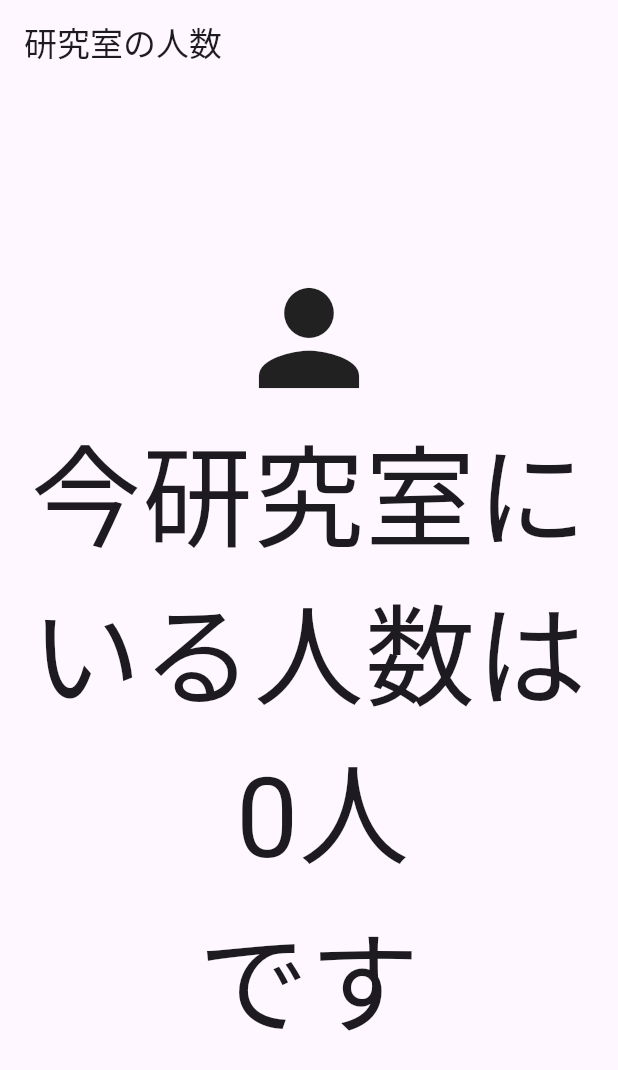
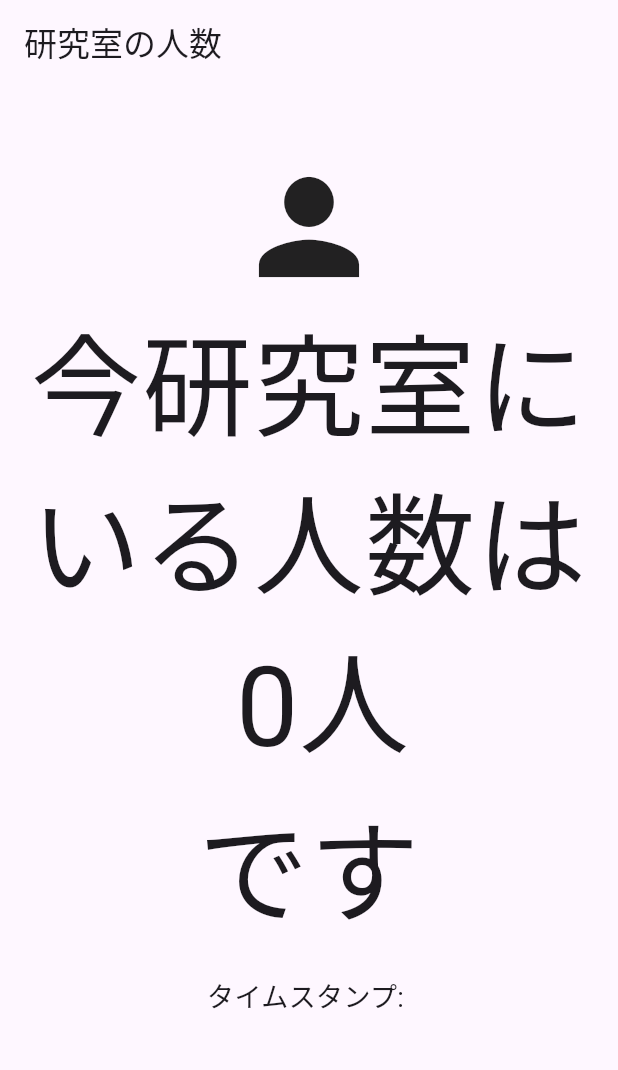
Before and after one commit to tm20314/count_app, a Flutter app: the screen it shows after launch, on a phone screen of 412 x 824 dp. Shown: the top 1070 px of the screen. Run offline on Flutter 3.47's test engine with Material 3 defaults, Android fonts, the phone set to English and light mode, and no system bars; our stand-ins replace google_fonts, supabase_flutter; accounts and stored records are empty.

Commit message:
feat:タイムスタンプを書き込むように処理を追加

```diff
--- a/lib/main.dart
+++ b/lib/main.dart
@@ -27,9 +27,10 @@ class MainApp extends StatefulWidget {
 
 // _MainAppStateクラス: MainAppウィジェットの状態を管理
 class MainAppState extends State<MainApp> {
-  // 人数を保持する変数を宣言し、初期値を0に設定
+// 人数を保持する変数を宣言し、初期値を0に設定
   int _personCount = 0;
-
+// タイムスタンプを保持する変数を宣言し、初期値を空文字列に設定
+  String _timestamp = '';
   @override
   void initState() {
     super.initState();
@@ -38,14 +39,18 @@ class MainAppState extends State<MainApp> {
   }
 
   // データベースから人数を取得するメソッド
+// データベースから人数とタイムスタンプを取得するメソッド
   Future<void> _fetchPersonCount() async {
-    // Supabaseクライアントを使用して、countテーブルからpersonカラムの値を取得
-    final response =
-        await Supabase.instance.client.from('count').select('person').single();
+    // Supabaseクライアントを使用して、countテーブルからpersonカラムとtimeカラムの値を取得
+    final response = await Supabase.instance.client
+        .from('count')
+        .select('person, time')
+        .single();
 
-    // 取得した人数を_personCount変数に設定し、UIを更新
+    // 取得した人数と時刻を変数に設定し、UIを更新
     setState(() {
       _personCount = response['person'] as int;
+      _timestamp = response['time'] as String;
     });
   }
 
@@ -63,7 +68,7 @@ class MainAppState extends State<MainApp> {
           title: const Text('研究室の人数'),
         ),
         body: Center(
-          // 取得した人数を表示するテキストウィジェット
+          // 取得した人数とタイムスタンプを表示するテキストウィジェット
           child: Column(
             mainAxisAlignment: MainAxisAlignment.center,
             children: [
@@ -76,6 +81,12 @@ class MainAppState extends State<MainApp> {
                 style: const TextStyle(fontSize: 74),
                 textAlign: TextAlign.center,
               ),
+              const SizedBox(height: 20),
+              Text(
+                'タイムスタンプ: $_timestamp',
+                style: const TextStyle(fontSize: 18),
+              ),
+              const SizedBox(height: 100),
             ],
           ),
         ),
--- a/pubspec.yaml
+++ b/pubspec.yaml
@@ -9,7 +9,6 @@ environment:
 dependencies:
   flutter:
     sdk: flutter
-
   google_fonts: ^6.2.1
   supabase_flutter: ^2.5.4
 
```
